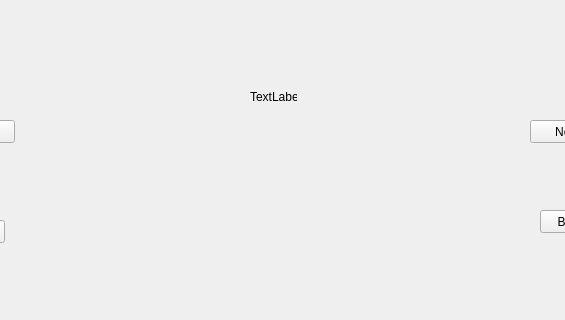
The window that Proyecto3GalleryTEC/Proyecto3GalleryTEC/ImageViewer.ui (irenegarzonam/GalleryTEC) describes before a commit, drawn with Qt 5; both pictures show x 130 to 695 and y 280 to 600 of the 800 by 600 pixel window.
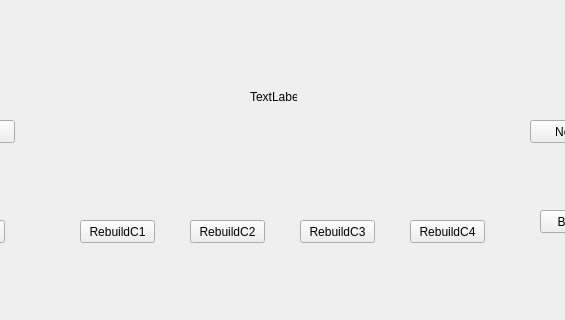
The same window after the commit.

Patch:
```diff
--- a/Proyecto3GalleryTEC/Proyecto3GalleryTEC/ImageViewer.ui
+++ b/Proyecto3GalleryTEC/Proyecto3GalleryTEC/ImageViewer.ui
@@ -105,6 +105,58 @@
      <string>TextLabel</string>
     </property>
    </widget>
+   <widget class="QPushButton" name="pushButton_rebuildC1">
+    <property name="geometry">
+     <rect>
+      <x>210</x>
+      <y>500</y>
+      <width>75</width>
+      <height>23</height>
+     </rect>
+    </property>
+    <property name="text">
+     <string>RebuildC1</string>
+    </property>
+   </widget>
+   <widget class="QPushButton" name="pushButton_rebuildC2">
+    <property name="geometry">
+     <rect>
+      <x>320</x>
+      <y>500</y>
+      <width>75</width>
+      <height>23</height>
+     </rect>
+    </property>
+    <property name="text">
+     <string>RebuildC2</string>
+    </property>
+   </widget>
+   <widget class="QPushButton" name="pushButton_rebuildC3">
+    <property name="geometry">
+     <rect>
+      <x>430</x>
+      <y>500</y>
+      <width>75</width>
+      <height>23</height>
+     </rect>
+    </property>
+    <property name="text">
+     <string>RebuildC3</string>
+    </property>
+   </widget>
+   <widget class="QPushButton" name="pushButton_rebuildC4">
+    <property name="geometry">
+     <rect>
+      <x>540</x>
+      <y>500</y>
+      <width>75</width>
+      <height>23</height>
+     </rect>
+    </property>
+    <property name="text">
+     <string>RebuildC4</string>
+    </property>
+   </widget>
   </widget>
   <widget class="QMenuBar" name="menubar">
    <property name="geometry">
```
